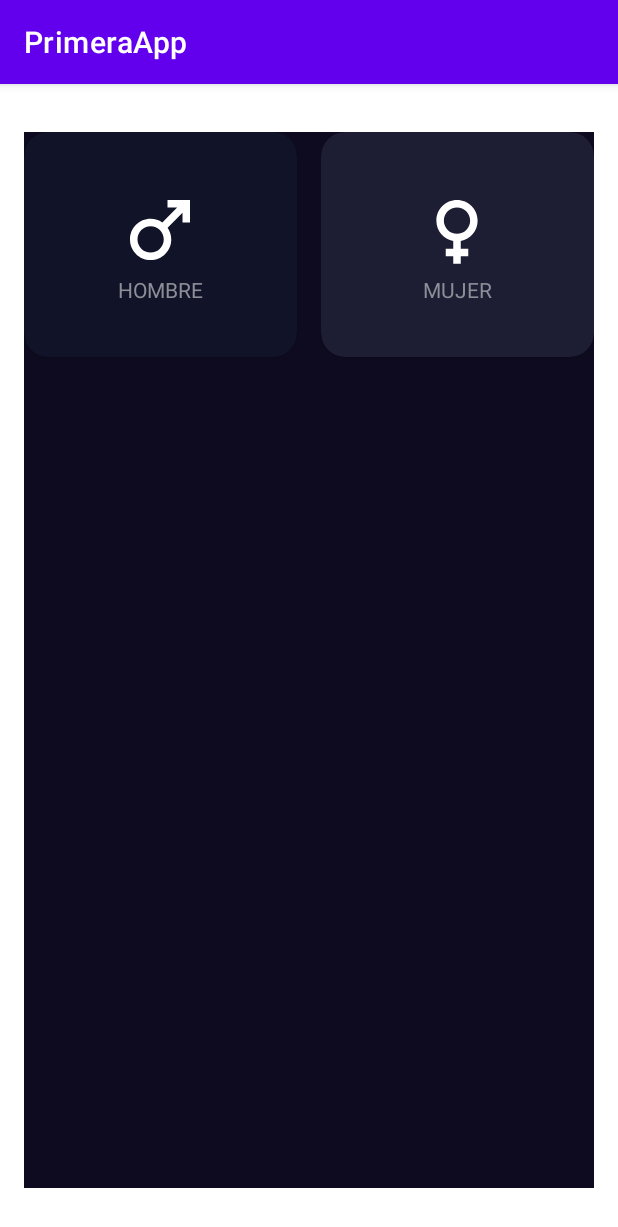
After one commit to fabilisi77/Multiapp, an Android app: the ImcAppActivity screen opened directly, with no data from a screen before it, on a phone screen of 412 x 824 dp. The commit adds this screen. Shown: the top 1227 px of the screen. Run offline under Robolectric (Android 15) with nearby library versions, the phone set to English and light mode, and no system bars.

Commit message:
Agregamos ICM App

```diff
--- a/app/src/main/AndroidManifest.xml
+++ b/app/src/main/AndroidManifest.xml
@@ -11,6 +11,9 @@
         android:supportsRtl="true"
         android:theme="@style/Theme.PrimeraApp"
         tools:targetApi="31">
+        <activity
+            android:name=".imcCalculator.ImcAppActivity"
+            android:exported="false" />
         <activity
             android:name=".MenuActivity"
             android:exported="true">
--- /dev/null
+++ b/app/src/main/java/com/example/primeraapp/imcCalculator/ImcAppActivity.kt
@@ -0,0 +1,70 @@
+package com.example.primeraapp.imcCalculator
+
+import androidx.appcompat.app.AppCompatActivity
+import android.os.Bundle
+import androidx.cardview.widget.CardView
+import androidx.core.content.ContextCompat
+import com.example.primeraapp.R
+
+class ImcAppActivity : AppCompatActivity() {
+
+    private var isMaleSelected: Boolean = true
+    private var isFemaleSelected: Boolean = false
+    private lateinit var viewMale: CardView
+    private lateinit var viewFemale: CardView
+
+    override fun onCreate(savedInstanceState: Bundle?) {
+        super.onCreate(savedInstanceState)
+        setContentView(R.layout.activity_imc_app)
+
+        initComponents()
+        initListeners()
+        initUI()
+
+    }
+    private fun initComponents() {
+        viewMale = findViewById(R.id.viewMale)
+        viewFemale = findViewById(R.id.viewFemale)
+
+    }
+
+    private fun initListeners() {
+        viewMale.setOnClickListener {
+            changeGender()
+            setGenderColor() }
+        viewFemale.setOnClickListener {
+            changeGender()
+            setGenderColor() }
+
+    }
+
+    private fun changeGender(){
+        isMaleSelected = !isMaleSelected
+        isFemaleSelected = !isFemaleSelected
+
+    }
+
+    /** La funcion setGenderColor se va  a llamar cada vez que clickiemos en viewMale o view Female,
+     * dandonos el color que deseemos o hayamos creado */
+
+    private fun setGenderColor() {
+        viewMale.setCardBackgroundColor(getBackgroundColor(isMaleSelected))
+        viewFemale. setCardBackgroundColor(getBackgroundColor(isFemaleSelected))
+
+
+    }
+
+    private fun getBackgroundColor(isSelectedComponent:Boolean): Int{
+        val colorReference = if (isSelectedComponent){
+            R.color.background_component_selected
+        }else{
+            R.color.background_component
+        }
+        return ContextCompat.getColor(this,colorReference)
+
+    }
+
+    private fun initUI(){
+
+    }
+}
--- /dev/null
+++ b/app/src/main/res/drawable/ic_female.xml
@@ -0,0 +1,5 @@
+<vector android:height="24dp" android:tint="#FFFFFF"
+    android:viewportHeight="24" android:viewportWidth="24"
+    android:width="24dp" xmlns:android="http://schemas.android.com/apk/res/android">
+    <path android:fillColor="@android:color/white" android:pathData="M17.5,9.5C17.5,6.46 15.04,4 12,4S6.5,6.46 6.5,9.5c0,2.7 1.94,4.93 4.5,5.4V17H9v2h2v2h2v-2h2v-2h-2v-2.1C15.56,14.43 17.5,12.2 17.5,9.5zM8.5,9.5C8.5,7.57 10.07,6 12,6s3.5,1.57 3.5,3.5S13.93,13 12,13S8.5,11.43 8.5,9.5z"/>
+</vector>
--- /dev/null
+++ b/app/src/main/res/drawable/ic_male.xml
@@ -0,0 +1,5 @@
+<vector android:height="24dp" android:tint="#FFFFFF"
+    android:viewportHeight="24" android:viewportWidth="24"
+    android:width="24dp" xmlns:android="http://schemas.android.com/apk/res/android">
+    <path android:fillColor="@android:color/white" android:pathData="M9.5,11c1.93,0 3.5,1.57 3.5,3.5S11.43,18 9.5,18S6,16.43 6,14.5S7.57,11 9.5,11zM9.5,9C6.46,9 4,11.46 4,14.5S6.46,20 9.5,20s5.5,-2.46 5.5,-5.5c0,-1.16 -0.36,-2.23 -0.97,-3.12L18,7.42V10h2V4h-6v2h2.58l-3.97,3.97C11.73,9.36 10.66,9 9.5,9z"/>
+</vector>
--- /dev/null
+++ b/app/src/main/res/layout/activity_imc_app.xml
@@ -0,0 +1,86 @@
+<?xml version="1.0" encoding="utf-8"?>
+<androidx.constraintlayout.widget.ConstraintLayout xmlns:android="http://schemas.android.com/apk/res/android"
+    xmlns:app="http://schemas.android.com/apk/res-auto"
+    xmlns:tools="http://schemas.android.com/tools"
+    android:layout_width="match_parent"
+    android:layout_height="match_parent"
+    android:layout_marginHorizontal="16dp"
+    android:layout_marginVertical="32dp"
+    android:background="@color/background_app"
+    tools:context=".imcCalculator.ImcAppActivity">
+
+    <androidx.cardview.widget.CardView
+        android:id="@+id/viewMale"
+        android:layout_width="0dp"
+        android:layout_height="150dp"
+        android:layout_marginEnd="16dp"
+        app:cardCornerRadius="16dp"
+        app:layout_constraintStart_toStartOf="parent"
+        app:layout_constraintTop_toTopOf="parent"
+        app:layout_constraintEnd_toStartOf="@+id/viewFemale"
+        app:cardBackgroundColor="@color/background_component_selected">
+
+        <androidx.appcompat.widget.LinearLayoutCompat
+            android:layout_width="match_parent"
+            android:layout_height="match_parent"
+            android:gravity="center"
+            android:orientation="vertical">
+
+            <ImageView
+                android:layout_width="60dp"
+                android:layout_height="60dp"
+                android:contentDescription="@string/male_icon"
+                android:src="@drawable/ic_male">
+            </ImageView>
+
+            <TextView
+                android:layout_width="wrap_content"
+                android:layout_height="wrap_content"
+                android:text="@string/male"
+                android:textAllCaps="true"
+                android:textColor="@color/title_text">
+
+            </TextView>
+
+        </androidx.appcompat.widget.LinearLayoutCompat>
+
+    </androidx.cardview.widget.CardView>
+
+
+    <androidx.cardview.widget.CardView
+        android:id="@+id/viewFemale"
+        android:layout_width="0dp"
+        android:layout_height="150dp"
+        app:cardCornerRadius="16dp"
+        app:layout_constraintEnd_toEndOf="parent"
+        app:layout_constraintTop_toTopOf="parent"
+        app:layout_constraintStart_toEndOf="@id/viewMale"
+        app:cardBackgroundColor="@color/background_component">
+
+        <androidx.appcompat.widget.LinearLayoutCompat
+            android:layout_width="match_parent"
+            android:layout_height="match_parent"
+            android:gravity="center"
+            android:orientation="vertical">
+
+            <ImageView
+                android:layout_width="60dp"
+                android:layout_height="60dp"
+                android:contentDescription="@string/female_icon"
+                android:src="@drawable/ic_female">
+            </ImageView>
+
+            <TextView
+                android:layout_width="wrap_content"
+                android:layout_height="wrap_content"
+                android:text="@string/female"
+                android:textAllCaps="true"
+                android:textColor="@color/title_text">
+
+            </TextView>
+
+        </androidx.appcompat.widget.LinearLayoutCompat>
+
+    </androidx.cardview.widget.CardView>
+
+</androidx.constraintlayout.widget.ConstraintLayout>
--- a/app/src/main/res/values/colors.xml
+++ b/app/src/main/res/values/colors.xml
@@ -7,4 +7,12 @@
     <color name="teal_700">#FF018786</color>
     <color name="black">#FF000000</color>
     <color name="white">#FFFFFFFF</color>
+
+    <color name="background_component">#1D1E33</color>
+    <color name="background_component_selected">#FF111328</color>
+    <color name="background_app">#0E0B20</color>
+    <color name="background_button">#EB1555</color>
+    <color name="title_text">#FF8D8E98</color>
+
+
 </resources>
--- a/app/src/main/res/values/strings.xml
+++ b/app/src/main/res/values/strings.xml
@@ -1,3 +1,8 @@
 <resources>
     <string name="app_name">PrimeraApp</string>
+    <string name="male">HOMBRE</string>
+    <string name="female">MUJER</string>
+    <string name="male_icon">Icono de Hombre</string>
+    <string name="female_icon">Icono de Mujer</string>
+
 </resources>
```
